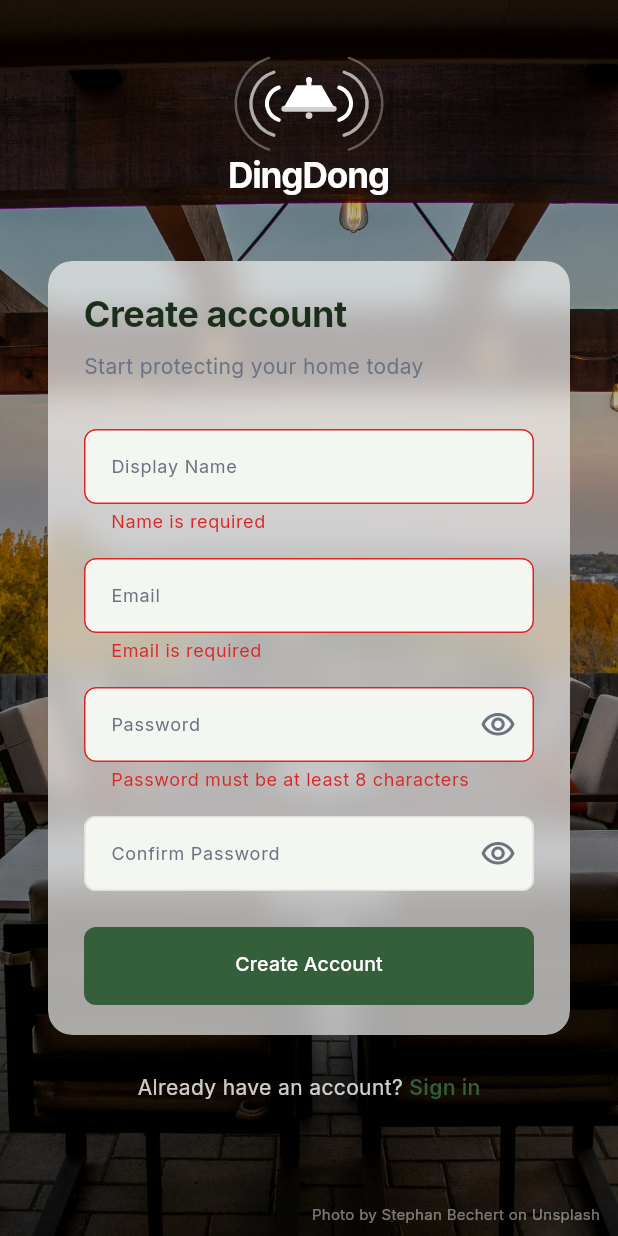
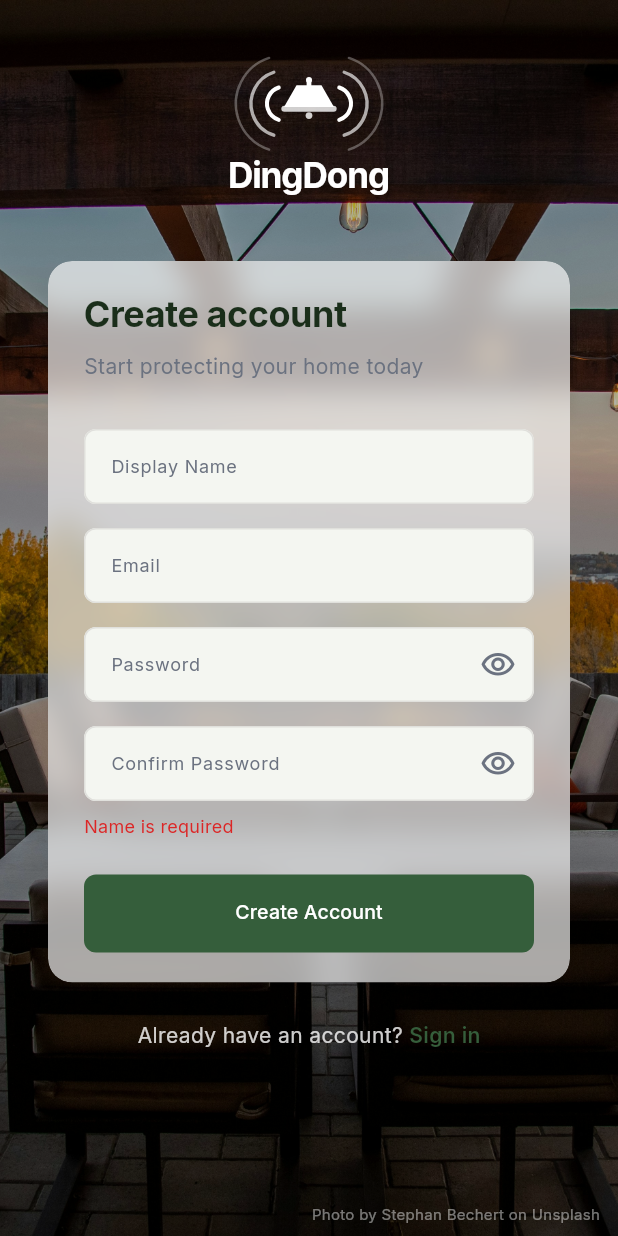
Before and after one commit to vsm34/DingDong, a Flutter app: the SignUpScreen screen opened by its route, after a tap on "Create Account", on a phone screen of 412 x 824 dp. Run offline on Flutter 3.47's test engine with Material 3 defaults, Android fonts, the phone set to English and light mode, and no system bars; our stand-ins replace cloud_firestore, dio, firebase_auth, firebase_core, firebase_messaging, flutter_riverpod and 7 more; accounts and stored records are empty; network calls fail.

Commit message:
Fix signup: remove Form widget, manual field validation, bypasses Flutter web form bug

```diff
--- a/mobile/lib/features/auth/screens/signup_screen.dart
+++ b/mobile/lib/features/auth/screens/signup_screen.dart
@@ -21,7 +21,6 @@ class SignUpScreen extends ConsumerStatefulWidget {
 }
 
 class _SignUpScreenState extends ConsumerState<SignUpScreen> {
-  final _formKey = GlobalKey<FormState>();
   final _nameCtrl = TextEditingController();
   final _emailCtrl = TextEditingController();
   final _passwordCtrl = TextEditingController();
@@ -57,15 +56,35 @@ class _SignUpScreenState extends ConsumerState<SignUpScreen> {
   }
 
   Future<void> _createAccount() async {
-    if (_formKey.currentState == null) return;
-    if (!_formKey.currentState!.validate()) return;
+    // Manual validation — bypasses Flutter web form validator rebuild bug
+    if (_nameCtrl.text.trim().isEmpty) {
+      setState(() => _errorMessage = 'Name is required');
+      return;
+    }
+    final emailText = _emailCtrl.text.trim();
+    if (emailText.isEmpty) {
+      setState(() => _errorMessage = 'Email is required');
+      return;
+    } else if (!RegExp(r'^[^@]+@[^@]+\.[^@]+$').hasMatch(emailText)) {
+      setState(() => _errorMessage = 'Enter a valid email address');
+      return;
+    }
+    if (_passwordCtrl.text.length < 8) {
+      setState(() => _errorMessage = 'Password must be at least 8 characters');
+      return;
+    }
+    if (_confirmCtrl.text != _passwordCtrl.text) {
+      setState(() => _errorMessage = 'Passwords do not match');
+      return;
+    }
+
     setState(() {
       _isLoading = true;
       _errorMessage = null;
     });
     try {
       await ref.read(authProvider.notifier).signUp(
-            _emailCtrl.text.trim(),
+            emailText,
             _passwordCtrl.text,
             _nameCtrl.text.trim(),
           );
@@ -164,9 +183,7 @@ class _SignUpScreenState extends ConsumerState<SignUpScreen> {
                   const SizedBox(height: 36),
                   // Frosted glass card (web-safe)
                   _buildCard(
-                    Form(
-                      key: _formKey,
-                      child: Column(
+                    Column(
                       crossAxisAlignment: CrossAxisAlignment.start,
                       children: [
                         Text('Create account', style: DDTypography.h1),
@@ -184,12 +201,6 @@ class _SignUpScreenState extends ConsumerState<SignUpScreen> {
                           textInputAction: TextInputAction.next,
                           onChanged: (_) =>
                               setState(() => _errorMessage = null),
-                            validator: (v) {
-                              if (v == null || v.trim().isEmpty) {
-                                return 'Name is required';
-                              }
-                              return null;
-                            },
                         ),
                         const SizedBox(height: DDSpacing.md),
                         DDTextField(
@@ -200,16 +211,6 @@ class _SignUpScreenState extends ConsumerState<SignUpScreen> {
                           textInputAction: TextInputAction.next,
                           onChanged: (_) =>
                               setState(() => _errorMessage = null),
-                            validator: (v) {
-                              if (v == null || v.isEmpty) {
-                                return 'Email is required';
-                              }
-                              final re = RegExp(r'^[^@]+@[^@]+\.[^@]+$');
-                              if (!re.hasMatch(v)) {
-                                return 'Enter a valid email';
-                              }
-                              return null;
-                            },
                         ),
                         const SizedBox(height: DDSpacing.md),
                         DDTextField(
@@ -219,12 +220,6 @@ class _SignUpScreenState extends ConsumerState<SignUpScreen> {
                           textInputAction: TextInputAction.next,
                           onChanged: (_) =>
                               setState(() => _errorMessage = null),
-                            validator: (v) {
-                              if (v == null || v.length < 8) {
-                                return 'Password must be at least 8 characters';
-                              }
-                              return null;
-                            },
                         ),
                         const SizedBox(height: DDSpacing.md),
                         DDTextField(
@@ -235,12 +230,6 @@ class _SignUpScreenState extends ConsumerState<SignUpScreen> {
                           onSubmitted: (_) => _createAccount(),
                           onChanged: (_) =>
                               setState(() => _errorMessage = null),
-                            validator: (v) {
-                              if (v != _passwordCtrl.text) {
-                                return 'Passwords do not match';
-                              }
-                              return null;
-                            },
                         ),
                         if (_errorMessage != null)
                           Padding(
@@ -259,7 +248,6 @@ class _SignUpScreenState extends ConsumerState<SignUpScreen> {
                           isLoading: _isLoading,
                         ),
                       ],
-                      ),
                     ),
                   ),
                   const SizedBox(height: DDSpacing.lg),
```
Lines whose indentation alone changed are shown as unchanged.
